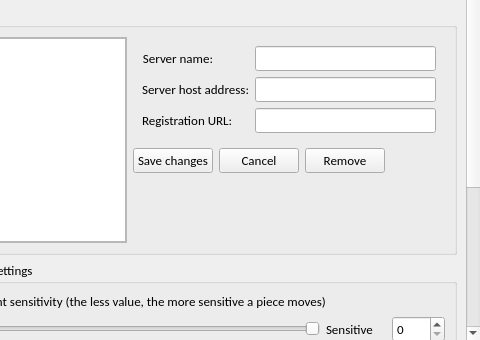
The window that TOPLauncher/SettingsWidget.ui (BSoD-Ultimate/TOPLauncher) describes before a commit, drawn with Qt 5; both pictures show x 130 to 610 and y 110 to 450 of the 610 by 450 pixel window.
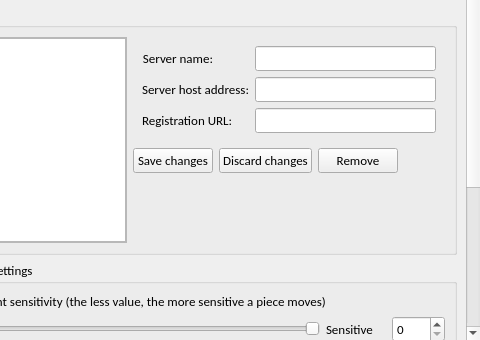
The same window after the commit. Icons and pictures are not drawn.

What changed in the file:
```diff
--- a/TOPLauncher/SettingsWidget.ui
+++ b/TOPLauncher/SettingsWidget.ui
@@ -424,7 +424,7 @@
                <item>
                 <widget class="QPushButton" name="btnCancelServerProfile">
                  <property name="text">
-                  <string>Cancel</string>
+                  <string comment="settingwidget_serversettings_btn_discard">Discard changes</string>
                  </property>
                 </widget>
                </item>
```
Left out of the diff: 52 changed lines with no effect on the pictures.
